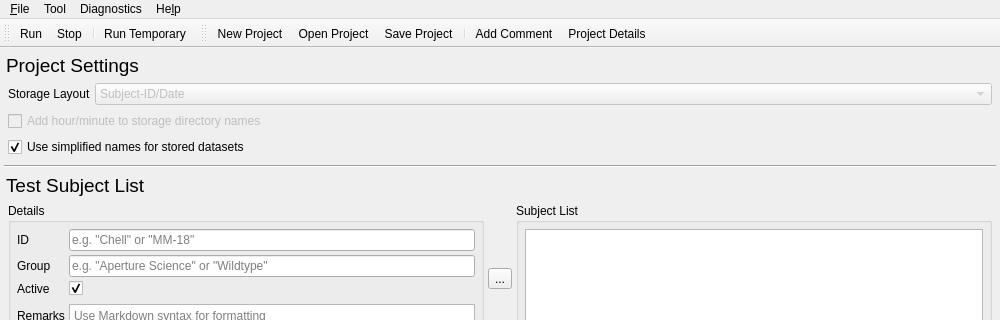
syntalos/syntalos, file src/mainwindow.ui: the form before one commit; both pictures show x 0 to 1000 and y 0 to 320 of the 1000 by 900 pixel window.
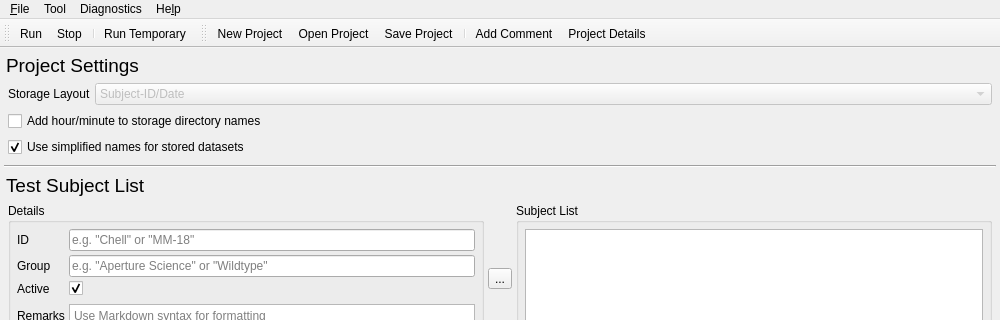
The form after the commit. The open tabs and pages were chosen to show the change. Icons and pictures are not drawn. Custom widgets are drawn as their Qt base class.

```diff
--- a/src/mainwindow.ui
+++ b/src/mainwindow.ui
@@ -789,7 +789,7 @@
               <item>
                <widget class="QCheckBox" name="checkBox">
                 <property name="enabled">
-                 <bool>false</bool>
+                 <bool>true</bool>
                 </property>
                 <property name="text">
                  <string>Add hour/minute to storage directory names</string>
```
Left out of the diff: 2 changed lines with no effect on the pictures.
